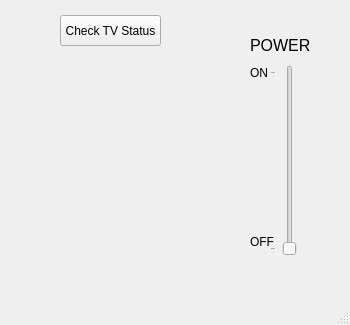
Before: the Qt Designer form view.ui in bmayo85/Project_1, drawn with Qt 5; both pictures show x 0 to 350 and y 325 to 650 of the 350 by 650 pixel window.
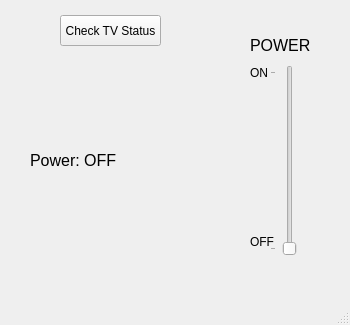
After: the same form once the commit is applied.

Patch:
```diff
--- a/view.ui
+++ b/view.ui
@@ -349,8 +349,13 @@
       <height>191</height>
      </rect>
     </property>
+    <property name="font">
+     <font>
+      <pointsize>12</pointsize>
+     </font>
+    </property>
     <property name="text">
-     <string/>
+     <string>Power: OFF</string>
     </property>
    </widget>
    <widget class="QPushButton" name="push_status">
```
